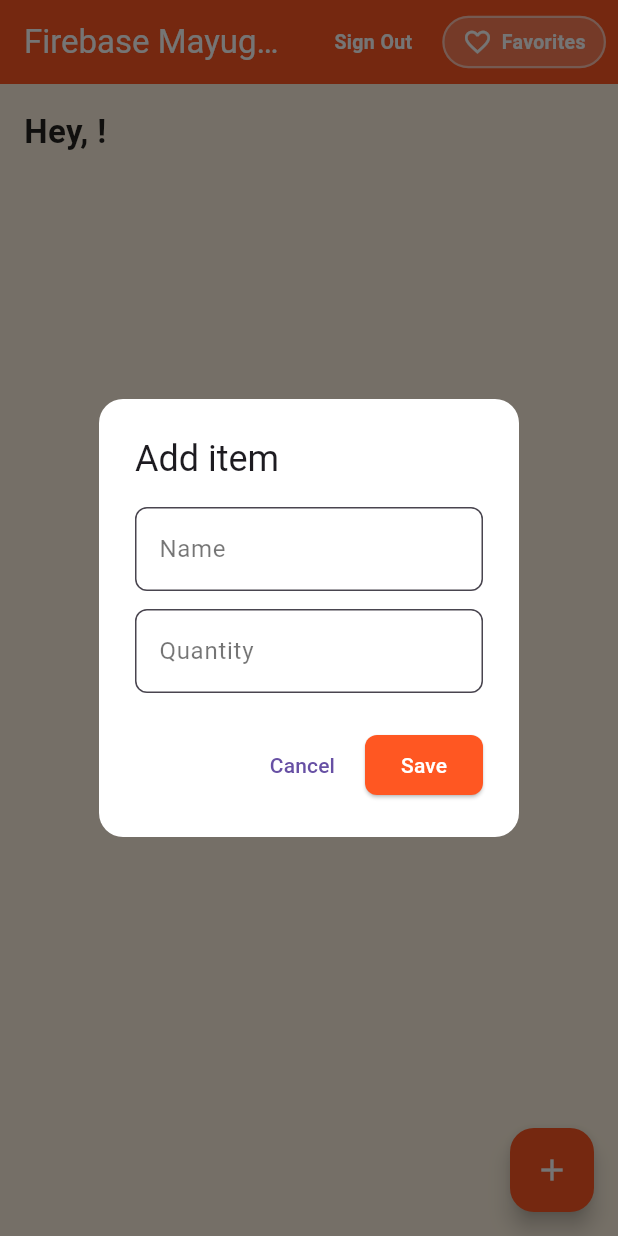
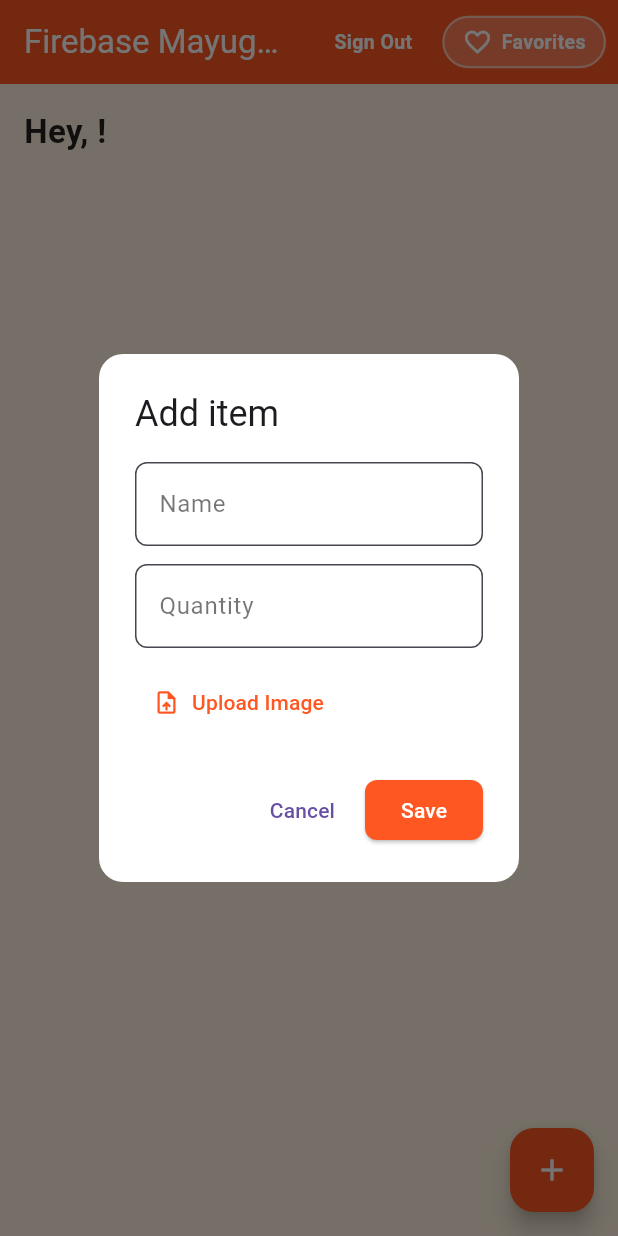
Before and after one commit to sevthurr/firebase_crud, a Flutter app: the screen it shows once a user with an empty profile is signed in, after a tap on the "add" icon, on a phone screen of 412 x 824 dp. Run offline on Flutter 3.47's test engine with Material 3 defaults, Android fonts, the phone set to English and light mode, and no system bars; our stand-ins replace cloud_firestore, firebase_auth, firebase_core, google_sign_in, image_picker; missing offline and left inert: cloudinary_public; accounts and stored records are empty.

Commit message:
Cloudinary implemented

```diff
--- a/lib/crud_service.dart
+++ b/lib/crud_service.dart
@@ -1,17 +1,52 @@
 import 'package:cloud_firestore/cloud_firestore.dart';
+import 'dart:io';
+import 'package:cloudinary_public/cloudinary_public.dart';
+import 'package:image_picker/image_picker.dart';
+
+class PickedImage {
+  final File file;
+  final String url;
+  PickedImage({required this.file, required this.url});
+}
 
 class CrudService {
   final CollectionReference items =
       FirebaseFirestore.instance.collection('items');
 
-  Future<void> addItem(String name, int quantity) {
-    // CREATE
-    return items.add({
+      final CloudinaryPublic _cloudinary = CloudinaryPublic(
+        'dg1cz2twr', 'flutter_notes_preset',
+        cache: false,
+      );
+
+      final ImagePicker _picker = ImagePicker();
+
+      Future<PickedImage?> pickImageForAddItem() async {
+        final pickedFile = await _picker.pickImage(source: ImageSource.gallery);
+        if (pickedFile == null) return null;
+
+        final file = File(pickedFile.path);
+
+        final response = await _cloudinary.uploadFile(
+          CloudinaryFile.fromFile(file.path, resourceType: CloudinaryResourceType.Image),
+        );
+        return PickedImage(file: file, url: response.secureUrl);
+      }
+
+  Future<void> addItemWithImage(String name, int quantity, String? imageUrl) async {
+    await items.add (
+    {// CREATE
       'name': name,
       'quantity': quantity,
+      'image_url': imageUrl,
       'favorite': false,
       'createdAt': Timestamp.now(),
-    });
+        }
+    );
+  }
+
+  // Convenience: add without image (calls addItemWithImage with null)
+  Future<void> addItem(String name, int quantity) async {
+    await addItemWithImage(name, quantity, null);
   }
 
   // READ
--- a/lib/home_page.dart
+++ b/lib/home_page.dart
@@ -1,3 +1,4 @@
+
 import 'package:flutter/material.dart';
 import 'package:cloud_firestore/cloud_firestore.dart';
 import 'package:firebase_auth/firebase_auth.dart';
@@ -178,6 +179,8 @@ class _HomePageState extends State<HomePage> {
           itemBuilder: (context, index) {
             final item = docs[index];
             final data = item.data() as Map<String, dynamic>;
+            final imageUrl =data['image_url'];
+
             return Card(
               elevation: 3,
               shape: RoundedRectangleBorder(
@@ -187,6 +190,18 @@ class _HomePageState extends State<HomePage> {
               child: ListTile(
                 contentPadding:
                     const EdgeInsets.symmetric(horizontal: 16, vertical: 8),
+
+                    leading: imageUrl != null
+                    ? ClipRRect(
+                        borderRadius: BorderRadius.circular(8),
+                        child: Image.network(
+                          imageUrl,
+                          width: 50,
+                          height: 50,
+                          fit: BoxFit.cover,
+                        ),
+                      )
+                    : null,
                 title: Text(
                   data['name'] ?? '',
                   style: const TextStyle(fontSize: 18, fontWeight: FontWeight.bold),
@@ -244,6 +259,10 @@ class _HomePageState extends State<HomePage> {
               Navigator.pop(context);
             },
           ),
+          TextButton(
+            child: const Text('Cancel'),
+            onPressed: () => Navigator.pop(context),
+          )
         ],
       ),
     );
@@ -252,10 +271,14 @@ class _HomePageState extends State<HomePage> {
   void openAddDialog(BuildContext context) {
     nameCtrl.clear();
     qtyCtrl.clear();
+    // Local temporary state for the dialog
+    String? selectedImageUrl;
+    bool isUploading = false;
 
     showDialog(
       context: context,
-      builder: (_) => AlertDialog(
+      builder: (ctx) => StatefulBuilder(
+        builder: (context, setDialogState) => AlertDialog(
           backgroundColor: Colors.white,
           shape: RoundedRectangleBorder(borderRadius: BorderRadius.circular(16)),
           title: const Text("Add item"),
@@ -290,12 +313,61 @@ class _HomePageState extends State<HomePage> {
                   ),
                 ),
               ),
+              const SizedBox(height: 12),
+              // Image preview if selected
+              if (selectedImageUrl != null)
+                Padding(
+                  padding: const EdgeInsets.only(bottom: 8.0),
+                  child: SizedBox(
+                    height: 80,
+                    child: ClipRRect(
+                      borderRadius: BorderRadius.circular(8),
+                      child: Image.network(selectedImageUrl!, fit: BoxFit.cover),
+                    ),
+                  ),
+                ),
+              // Upload button
+              Align(
+                alignment: Alignment.centerLeft,
+                child: TextButton.icon(
+                  icon: isUploading
+                      ? const SizedBox(
+                          height: 16,
+                          width: 16,
+                          child: CircularProgressIndicator(strokeWidth: 2),
+                        )
+                      : const Icon(Icons.upload_file, color: Colors.deepOrange),
+                  label: Text(
+                    isUploading ? 'Uploading...' : 'Upload Image',
+                    style: const TextStyle(color: Colors.deepOrange),
+                  ),
+                  onPressed: isUploading
+                      ? null
+                      : () async {
+                          setDialogState(() => isUploading = true);
+                          try {
+                            final picked = await service.pickImageForAddItem();
+                            if (picked != null) {
+                              setDialogState(() {
+                                selectedImageUrl = picked.url;
+                              });
+                            }
+                          } catch (e) {
+                            ScaffoldMessenger.of(context).showSnackBar(
+                              SnackBar(content: Text('Upload error: ${e.toString()}')),
+                            );
+                          } finally {
+                            setDialogState(() => isUploading = false);
+                          }
+                        },
+                ),
+              ),
             ],
           ),
           actions: [
             TextButton(
               child: const Text("Cancel"),
-            onPressed: () => Navigator.pop(context),
+              onPressed: () => Navigator.pop(ctx),
             ),
             ElevatedButton(
               style: ElevatedButton.styleFrom(
@@ -306,15 +378,26 @@ class _HomePageState extends State<HomePage> {
                 ),
               ),
               child: const Text("Save"),
-            onPressed: () {
-              if (nameCtrl.text.isNotEmpty && qtyCtrl.text.isNotEmpty) {
+              onPressed: () async {
+                if (nameCtrl.text.isNotEmpty && qtyCtrl.text.isNotEmpty && !isUploading) {
                   final qty = int.tryParse(qtyCtrl.text) ?? 0;
-                service.addItem(nameCtrl.text, qty);
-                Navigator.pop(context);
+                  try {
+                    if (selectedImageUrl != null) {
+                      await service.addItemWithImage(nameCtrl.text, qty, selectedImageUrl);
+                    } else {
+                      await service.addItem(nameCtrl.text, qty);
+                    }
+                    Navigator.pop(ctx);
+                  } catch (e) {
+                    ScaffoldMessenger.of(context).showSnackBar(
+                      SnackBar(content: Text('Save failed: ${e.toString()}')),
+                    );
+                  }
                 }
               },
             ),
           ],
+        ),
       ),
     );
   }
--- a/pubspec.yaml
+++ b/pubspec.yaml
@@ -30,14 +30,13 @@ environment:
 dependencies:
   flutter:
     sdk: flutter
-
-  # The following adds the Cupertino Icons font to your application.
-  # Use with the CupertinoIcons class for iOS style icons.
   cupertino_icons: ^1.0.8
   firebase_core: ^2.10.5
   cloud_firestore: ^4.7.6
   firebase_auth: ^4.7.3
   google_sign_in: ^6.1.4
+  cloudinary_public: ^0.23.1
+  image_picker: ^0.8.7+5
 
 dev_dependencies:
   flutter_test:
```
Also changed, not shown: pubspec.lock, 6 other files. Lines whose indentation alone changed are shown as unchanged.
